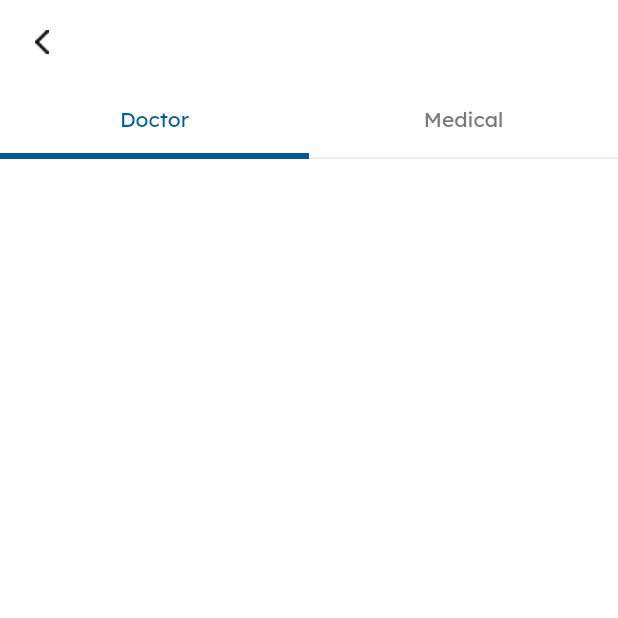
After one commit to DevikaPatelLetmegrab/PharmFlow, a Flutter app: the CommunityResourcePage screen opened by its route, on a phone screen of 412 x 824 dp, the top half of it. The commit adds this screen. Run offline on Flutter 3.47's test engine with Material 3 defaults, Android fonts, the phone set to English and light mode, and no system bars; our stand-ins replace bloc, cached_network_image, carousel_slider, dio, dotted_border, dotted_line and 13 more; missing offline and left inert: advanced_chips_input, linear_progress_bar.

Commit message:
community resource

```diff
--- a/lib/core/config/app_assets.dart
+++ b/lib/core/config/app_assets.dart
@@ -20,6 +20,7 @@ class AppAssets {
   static String docCategories = 'assets/images/doctor_categories.png';
   static String labTest = 'assets/images/lab_test.png';
   static String medicin = 'assets/images/medicin.png';
+  static String community = 'assets/images/community.png';
 
   ///icons
 
--- a/lib/core/routes/app_routes.dart
+++ b/lib/core/routes/app_routes.dart
@@ -31,4 +31,5 @@ abstract class AppRoutes {
   static const String labPage = '/lab_page';
   static const String dealPage = '/deal_page';
   static const String homeBookAppointmentPage = '/home_book_appointment_page';
+  static const String communityResourcePage = '/community_resource';
 }
--- a/lib/core/routes/routes_utils.dart
+++ b/lib/core/routes/routes_utils.dart
@@ -8,6 +8,7 @@ import 'package:pharm_flow/features/SignIn/presentation/pages/verify_otp_screen.
 import 'package:pharm_flow/features/brand/presentation/pages/brand_page.dart';
 import 'package:pharm_flow/features/categories/presentation/pages/categories_page.dart';
 import 'package:pharm_flow/features/categories/presentation/pages/categories_see_all_page.dart';
+import 'package:pharm_flow/features/community_resource/presentation/pages/community_resource_page.dart';
 import 'package:pharm_flow/features/deal/presentation/pages/deal_page.dart';
 import 'package:pharm_flow/features/home/presentation/pages/home_page.dart';
 import 'package:pharm_flow/features/home/presentation/widgets/bottom_navigation_page.dart';
@@ -204,6 +205,11 @@ class RoutesUtils {
         name: AppRoutes.homeBookAppointmentPage,
         builder: (context, state) => const HomeBookAppointmentPage(),
       ),
+      GoRoute(
+        path: AppRoutes.communityResourcePage,
+        name: AppRoutes.communityResourcePage,
+        builder: (context, state) => const CommunityResourcePage(),
+      )
     ],
   );
 }
--- a/lib/features/community_resource/presentation/pages/community_resource.dart
+++ /dev/null
@@ -1,10 +0,0 @@
-import 'package:flutter/material.dart';
-
-class CommunityResource extends StatelessWidget {
-  const CommunityResource({super.key});
-
-  @override
-  Widget build(BuildContext context) {
-    return const Placeholder();
-  }
-}
--- /dev/null
+++ b/lib/features/community_resource/presentation/pages/community_resource_page.dart
@@ -0,0 +1,114 @@
+import 'package:flutter/material.dart';
+import 'package:gap/gap.dart';
+import 'package:pharm_flow/core/app_extension/text_style_extension.dart';
+import 'package:pharm_flow/core/config/app_colors.dart';
+import 'package:pharm_flow/core/config/app_dimension.dart';
+import 'package:pharm_flow/core/utils/app_size.dart';
+import 'package:pharm_flow/core/widget/common_app_bar.dart';
+
+class CommunityResourcePage extends StatefulWidget {
+  const CommunityResourcePage({super.key});
+
+  @override
+  State<CommunityResourcePage> createState() => _CommunityResourcePageState();
+}
+
+class _CommunityResourcePageState extends State<CommunityResourcePage>
+    with SingleTickerProviderStateMixin {
+  late TabController tabController;
+
+  @override
+  void initState() {
+    tabController = TabController(length: 2, vsync: this);
+    super.initState();
+  }
+
+  @override
+  Widget build(BuildContext context) {
+    return Scaffold(
+      appBar: CommonAppBar(),
+      body: Column(
+        children: [
+          TabBar(
+            controller: tabController,
+            unselectedLabelStyle: context.md14.withGrey78,
+            labelStyle: context.md14.withPrimary,
+            indicatorSize: TabBarIndicatorSize.tab,
+            indicatorWeight: 4,
+            dividerColor: AppColors.greyE6Color,
+            tabs: const [
+              Tab(
+                text: 'Doctor',
+              ),
+              Tab(
+                text: 'Medical',
+              ),
+            ],
+          ),
+          const Gap(AppDimens.space12),
+          SizedBox(
+            height: context.getHeight * 0.67,
+            child: TabBarView(
+              controller: tabController,
+              children: const [
+                SizedBox(),
+                SizedBox(),
+              ],
+            ),
+          ),
+          /* DefaultTabController(
+            length: 2,
+            child: Padding(
+              padding: const EdgeInsets.all(8.0),
+              child: Column(
+                // mainAxisAlignment: MainAxisAlignment.start,
+                crossAxisAlignment: CrossAxisAlignment.start,
+                // ignore: prefer_const_literals_to_create_immutables
+                children: [
+                  // ignore: prefer_const_literals_to_create_immutables
+                  Container(
+                    height: 50,
+                    decoration: BoxDecoration(
+                        borderRadius: BorderRadius.circular(20), color: Colors.red),
+                    child: TabBar(
+                      indicator: BoxDecoration(
+                        color: Colors.red[800],
+                        borderRadius: BorderRadius.circular(20),
+                      ),
+                      labelColor: Colors.black,
+                      dividerColor: Colors.black,
+                      // ignore: prefer_const_literals_to_create_immutables
+                      tabs: [
+                        Tab(
+                          icon: Icon(
+                            Icons.add_box,
+                            color: Colors.black,
+                          ),
+                        ),
+                        Tab(
+                          icon: Icon(
+                            Icons.video_call,
+                            color: Colors.black,
+                          ),
+                        ),
+                      ],
+                    ),
+                  ),
+                  Expanded(
+                    child: TabBarView(children: [
+                      SizedBox(),
+                      SizedBox(),
+                      // MyPostTab(),
+                      // MyReelsTab(),
+                      // MyTagTab(),
+                    ]),
+                  )
+                ],
+              ),
+            ),
+          ),*/
+        ],
+      ),
+    );
+  }
+}
--- a/lib/features/home/presentation/pages/home_page.dart
+++ b/lib/features/home/presentation/pages/home_page.dart
@@ -368,7 +368,13 @@ class HomePage extends StatelessWidget {
                           },
                         ),
                         const Gap(AppDimens.space20),
-                        const RowOverview(title: 'Health Resources & Blog'),
+                        RowOverview(
+                          title: 'Health Resources & Blog',
+                          ontap: () {
+                            NavigationServices()
+                                .pushName(AppRoutes.communityResourcePage);
+                          },
+                        ),
                         const Gap(AppDimens.space5),
                       ],
                     ),
```
Also changed, not shown: assets/images/community.png (added).
